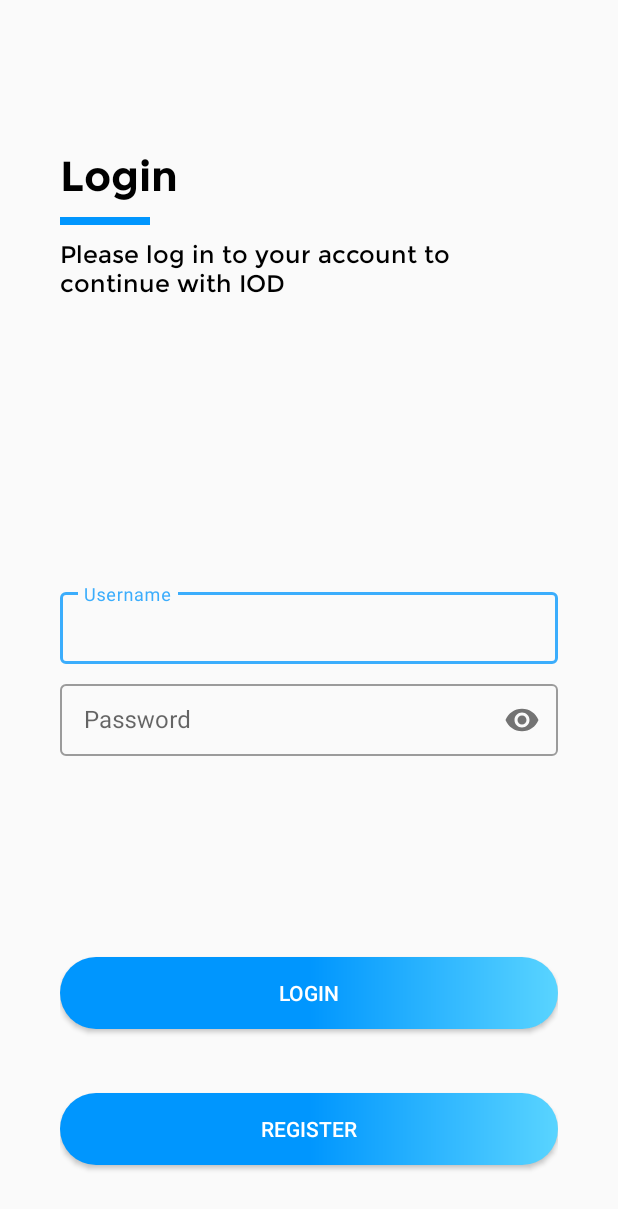
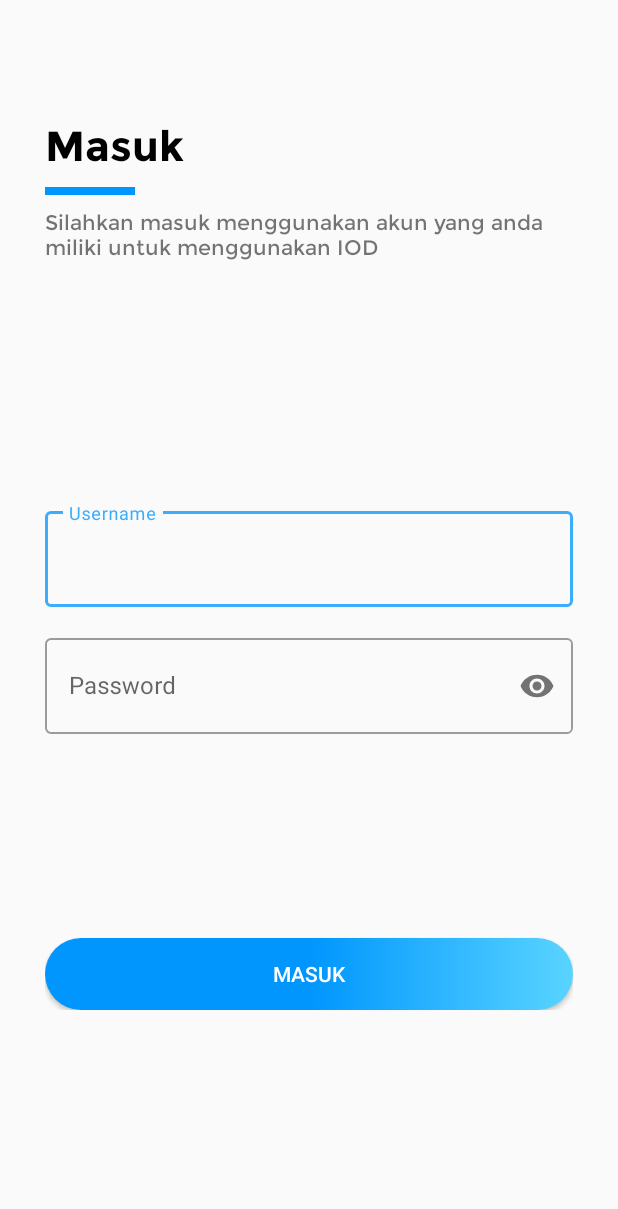
Before and after one commit to hanifah01/android-polarhr, an Android app: the Login screen opened directly, with no data from a screen before it, on a phone screen of 412 x 824 dp. Shown: the top 1209 px of the screen. Run offline under Robolectric (Android 15) with nearby library versions, the phone set to English and light mode, and no system bars; our stand-ins replace Firebase (no records; nobody signed in at launch, a user with empty details on screens opened directly); libraries missing offline, so code that uses them is left out: maes.tech.intentanim.

Commit message:
ngedit tampilan login lagi

```diff
--- a/app/src/main/java/com/example/polar/view/login/Login.kt
+++ b/app/src/main/java/com/example/polar/view/login/Login.kt
@@ -12,6 +12,7 @@ import com.example.polar.support.LOGIN_BERHASIL
 import com.example.polar.support.LOGIN_GAGAL
 import com.example.polar.support.TinyDB
 import com.example.polar.view.home.Home
+import com.example.polar.view.landing_page.LandingPage
 import com.example.polar.view.register.Register
 import com.google.firebase.auth.FirebaseAuth
 import kotlinx.android.synthetic.main.activity_login.*
@@ -39,15 +40,7 @@ class Login : AppCompatActivity() {
         txt_login.typeface = typeface2
         txt_subjudul.typeface= typeface1
 
-
         auth = FirebaseAuth.getInstance()
-
-
-
-        btn_daftar.setOnClickListener {
-            startActivity(Intent(this, Register::class.java))
-            CustomIntent.customType(this, "left-to-right")
-        }
 
         btn_login.setOnClickListener {
             loading.visibility = View.VISIBLE
@@ -77,7 +70,10 @@ class Login : AppCompatActivity() {
 
     private var doubleBackToExitPressedOnce = false
     override fun onBackPressed() {
-        if (doubleBackToExitPressedOnce) {
+        val intent = Intent(this@Login, LandingPage::class.java)
+        startActivity(intent)
+        finish()
+        /*if (doubleBackToExitPressedOnce) {
             super.onBackPressed()
             moveTaskToBack(true)
             exitProcess(-1)
@@ -90,7 +86,7 @@ class Login : AppCompatActivity() {
 
         Handler().postDelayed(Runnable {
             doubleBackToExitPressedOnce = false
-        }, 2000)
+        }, 2000)*/
     }
 
 }
--- a/app/src/main/res/layout/activity_login.xml
+++ b/app/src/main/res/layout/activity_login.xml
@@ -4,9 +4,7 @@
     xmlns:tools="http://schemas.android.com/tools"
     android:layout_width="match_parent"
     android:layout_height="match_parent"
-    android:padding="20dp"
-    android:layout_marginLeft="20dp"
-    android:layout_marginRight="20dp"
+    android:padding="30dp"
     tools:context=".view.login.Login">
 
     <ProgressBar
@@ -19,58 +17,61 @@
         app:layout_constraintBottom_toBottomOf="parent"
         app:layout_constraintTop_toTopOf="parent" />
 
+    <LinearLayout
+        android:id="@+id/linearLayout"
+        android:layout_width="match_parent"
+        android:layout_height="wrap_content"
+        android:orientation="vertical"
+        android:layout_marginTop="50dp"
+        app:layout_constraintEnd_toEndOf="parent"
+        app:layout_constraintStart_toStartOf="parent"
+        app:layout_constraintTop_toTopOf="parent">
+
         <TextView
             android:id="@+id/txt_login"
             android:layout_width="match_parent"
             android:layout_height="wrap_content"
-        android:text="Login"
-        android:textSize="@dimen/font_xx_large"
-        android:textColor="#000000"
-        android:layout_marginTop="80dp"
-        app:layout_constraintEnd_toEndOf="parent"
-        app:layout_constraintStart_toStartOf="parent"
-        app:layout_constraintTop_toTopOf="parent" />
+            android:text="@string/login"
+            android:textColor="@color/black"
+            android:textSize="@dimen/font_xx_large" />
 
         <ImageView
             android:id="@+id/imageView"
             android:layout_width="wrap_content"
             android:layout_height="wrap_content"
             android:layout_marginTop="10dp"
-        android:src="@drawable/ic_line"
-        app:layout_constraintStart_toStartOf="parent"
-        app:layout_constraintTop_toBottomOf="@+id/txt_login" />
+            android:src="@drawable/ic_line" />
 
         <TextView
             android:id="@+id/txt_subjudul"
             android:layout_width="match_parent"
             android:layout_height="wrap_content"
+            android:layout_marginTop="10dp"
             android:text="@string/login_message"
-        android:textColor="#000000"
-        android:textSize="@dimen/font_medium"
-        android:layout_marginTop="10dp"
+            android:textSize="@dimen/font_small" />
+    </LinearLayout>
+
+    <LinearLayout
+        android:id="@+id/linearLayout2"
+        android:layout_width="match_parent"
+        android:layout_height="wrap_content"
+        android:orientation="vertical"
+        app:layout_constraintBottom_toBottomOf="parent"
         app:layout_constraintEnd_toEndOf="parent"
-        app:layout_constraintHorizontal_bias="1.0"
         app:layout_constraintStart_toStartOf="parent"
-        app:layout_constraintTop_toBottomOf="@+id/imageView" />
-
+        app:layout_constraintTop_toTopOf="parent">
 
         <com.google.android.material.textfield.TextInputLayout
             android:id="@+id/textInputLayout"
             style="@style/Widget.MaterialComponents.TextInputLayout.OutlinedBox"
             android:layout_width="match_parent"
             android:layout_height="wrap_content"
-        android:layout_marginTop="8dp"
-        android:orientation="horizontal"
-        app:layout_constraintBottom_toBottomOf="parent"
-        app:layout_constraintEnd_toEndOf="parent"
-        app:layout_constraintStart_toEndOf="parent"
-        app:layout_constraintTop_toTopOf="parent">
-
+            android:orientation="horizontal">
 
             <com.google.android.material.textfield.TextInputEditText
                 android:id="@+id/edt_email"
                 android:layout_width="match_parent"
-            android:layout_height="@dimen/xxklarge"
+                android:layout_height="@dimen/xxxklarge"
                 android:hint="Username"
                 android:textColor="@color/black"
                 android:textSize="@dimen/font_medium" />
@@ -82,59 +83,37 @@
             style="@style/Widget.MaterialComponents.TextInputLayout.OutlinedBox"
             android:layout_width="match_parent"
             android:layout_height="wrap_content"
-        android:layout_marginTop="8dp"
-        app:passwordToggleEnabled="true"
-        app:layout_constraintEnd_toEndOf="parent"
-        app:layout_constraintStart_toStartOf="parent"
-        app:layout_constraintTop_toBottomOf="@+id/textInputLayout">
+            android:layout_marginTop="15dp"
+            app:passwordToggleEnabled="true">
 
             <com.google.android.material.textfield.TextInputEditText
                 android:id="@+id/edt_pass"
                 android:layout_width="match_parent"
-            android:layout_height="@dimen/xxklarge"
+                android:layout_height="@dimen/xxxklarge"
                 android:hint="Password"
                 android:inputType="textPassword"
                 android:textColor="@color/black"
                 android:textSize="@dimen/font_medium" />
 
         </com.google.android.material.textfield.TextInputLayout>
+    </LinearLayout>
 
+    <LinearLayout
+        android:layout_width="match_parent"
+        android:layout_height="wrap_content"
+        app:layout_constraintBottom_toBottomOf="parent"
+        app:layout_constraintTop_toBottomOf="@+id/linearLayout2">
         <Button
             android:id="@+id/btn_login"
             android:layout_width="match_parent"
             android:layout_height="wrap_content"
             android:layout_marginTop="15dp"
             android:background="@drawable/bg_blue_button"
-        android:text="login"
+            android:text="@string/login"
             android:textColor="@color/white"
             app:layout_constraintBottom_toBottomOf="parent"
             app:layout_constraintEnd_toEndOf="parent"
             app:layout_constraintStart_toStartOf="parent"
             app:layout_constraintTop_toBottomOf="@+id/textInputLayout2" />
-
-    <Button
-        android:id="@+id/btn_daftar"
-        android:layout_width="match_parent"
-        android:layout_height="wrap_content"
-        android:layout_marginTop="15dp"
-        android:background="@drawable/bg_blue_button"
-        android:text="register"
-        android:textColor="@color/white"
-        app:layout_constraintBottom_toBottomOf="parent"
-        app:layout_constraintEnd_toEndOf="parent"
-        app:layout_constraintStart_toStartOf="parent"
-        app:layout_constraintTop_toBottomOf="@+id/btn_login" />
-
-   <!-- <Button
-        android:id="@+id/btn_daftar"
-        android:layout_width="wrap_content"
-        android:layout_height="wrap_content"
-        android:layout_marginTop="8dp"
-        android:text="daftar"
-        app:layout_constraintEnd_toEndOf="parent"
-        app:layout_constraintStart_toStartOf="parent"
-        app:layout_constraintTop_toBottomOf="@+id/btn_login" />-->
-
-
-
+    </LinearLayout>
 </androidx.constraintlayout.widget.ConstraintLayout>
--- a/app/src/main/res/layout/activity_register.xml
+++ b/app/src/main/res/layout/activity_register.xml
@@ -26,7 +26,7 @@
             android:id="@+id/txt_register"
             android:layout_width="match_parent"
             android:layout_height="wrap_content"
-            android:text="Register"
+            android:text="@string/register"
             android:textSize="@dimen/font_xx_large"
             android:textColor="#000000"
             android:layout_marginTop="50dp"
--- a/app/src/main/res/values/strings.xml
+++ b/app/src/main/res/values/strings.xml
@@ -4,11 +4,11 @@
     <string name="login_gagal">Login Gagal</string>
     <string name="register_succes">Register Behasil</string>
     <string name="register_gagal">Register Gagal</string>
-    <string name="login_message">Please log in to your account to continue with IOD</string>
-    <string name="register_message">Please register to your account to continue with IOD</string>
+    <string name="login_message">Silahkan masuk menggunakan akun yang anda miliki untuk menggunakan IOD </string>
+    <string name="register_message">Silahkan masuk menggunakan akun yang anda miliki untuk menggunakan IOD</string>
     <string name="landing_page">Selamat datang di IOD</string>
     <string name="sub_landing_page">Catat dan lihat hasil olahraga di IOD</string>
-    <string name="login">masuk</string>
-    <string name="register">daftar</string>
+    <string name="login">Masuk</string>
+    <string name="register">Daftar</string>
 
 </resources>
```
Lines whose indentation alone changed are shown as unchanged.
